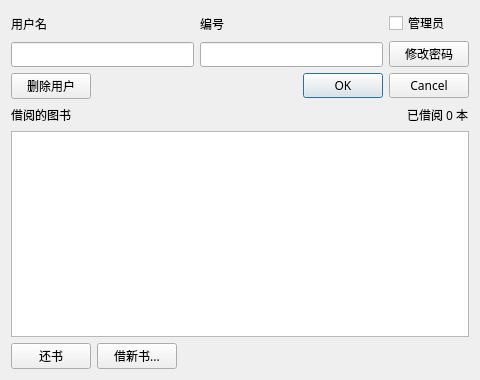
Old version of the form userinfodialog.ui in the repository hawa130/LibraryManage.
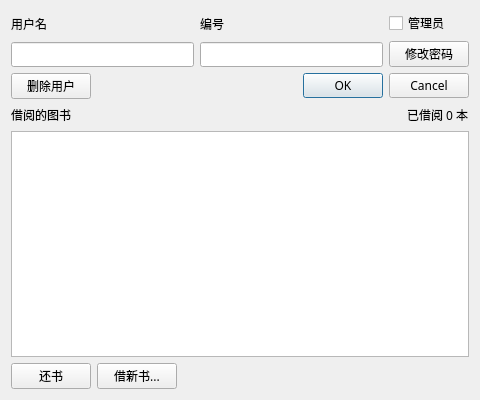
New version of the form.

```diff
--- a/userinfodialog.ui
+++ b/userinfodialog.ui
@@ -7,7 +7,7 @@
     <x>0</x>
     <y>0</y>
     <width>480</width>
-    <height>380</height>
+    <height>400</height>
    </rect>
   </property>
   <property name="font">
```
